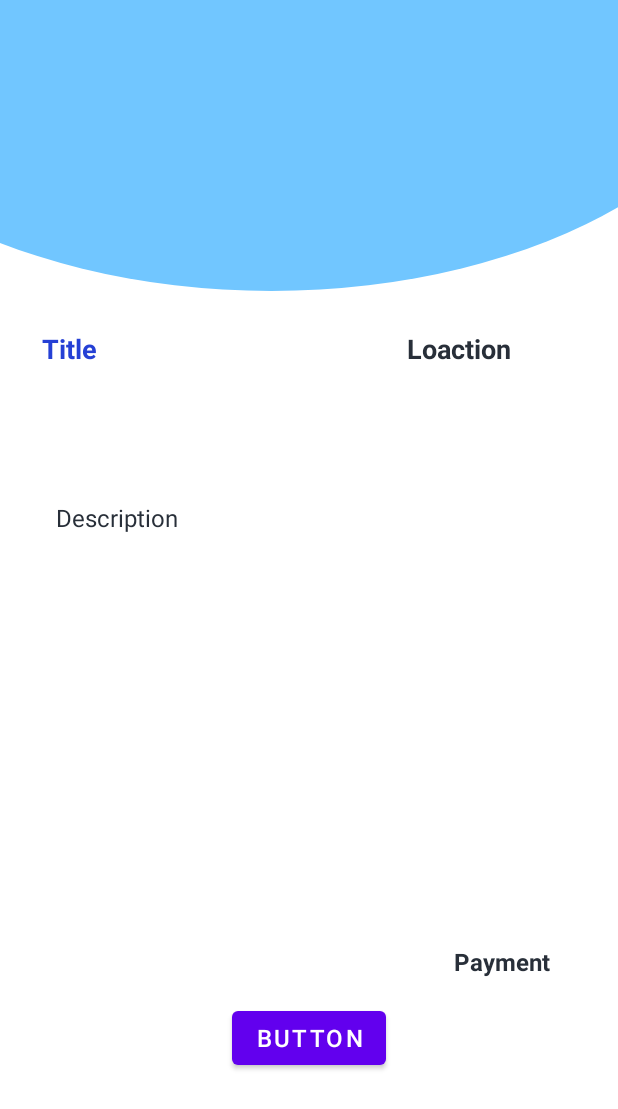
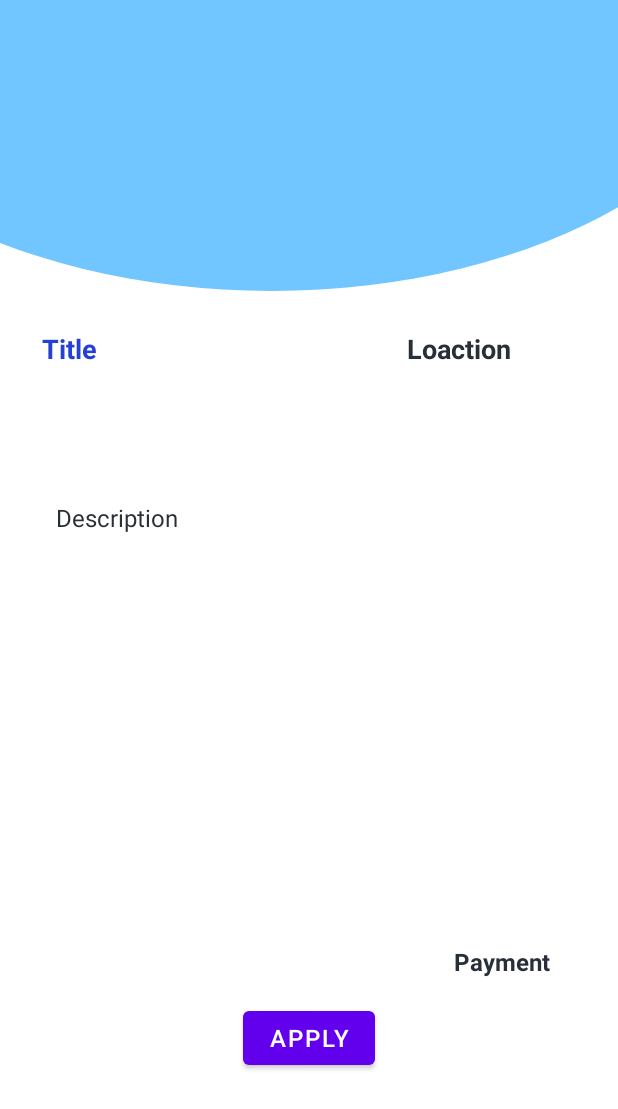
Before and after one commit to 0xAlon/GetJob, an Android app: the fragment jobs_pull_fragment placed in its activity, on a phone screen of 412 x 824 dp. Shown: the top 1109 px of the screen. Run offline under Robolectric (Android 15) with nearby library versions, the phone set to English and light mode, and no system bars; our stand-ins replace Firebase (no records; nobody signed in at launch, a user with empty details on screens opened directly).

Commit message:
Work on apply butten

```diff
--- a/app/src/main/java/com/team3/getjob/Jobs_Pull.java
+++ b/app/src/main/java/com/team3/getjob/Jobs_Pull.java
@@ -82,8 +82,7 @@ public class Jobs_Pull extends AppCompatActivity {
             ArrayList<String> temp_ranks = Filter_model.s_ranks;
             String MaxVAL = Filter_model.Max_payment;
             String MinVal = Filter_model.Min_payment;
-            Log.d("PaymentCheck", "MinPayment" + MinVal);
-            Log.d("PaymentCheck", "MinPayment" + MaxVAL);
+
             //Data Pull WITH FILTERS
             DataBasePull(id_list, temp_list, context, temp_lang, temp_ranks, MaxVAL, MinVal);
         }
--- a/app/src/main/java/com/team3/getjob/jobs_pull_fragment.java
+++ b/app/src/main/java/com/team3/getjob/jobs_pull_fragment.java
@@ -1,6 +1,7 @@
 package com.team3.getjob;
 
 import android.content.Context;
+import android.content.Intent;
 import android.os.Bundle;
 
 import androidx.annotation.NonNull;
@@ -10,6 +11,7 @@ import android.util.Log;
 import android.view.LayoutInflater;
 import android.view.View;
 import android.view.ViewGroup;
+import android.widget.Button;
 import android.widget.ListView;
 import android.widget.TextView;
 
@@ -35,6 +37,7 @@ public class jobs_pull_fragment extends Fragment {
     TextView description;
     TextView location;
     TextView payment;
+    Button apply;
 
     // TODO: Rename parameter arguments, choose names that match
     // the fragment initialization parameters, e.g. ARG_ITEM_NUMBER
@@ -73,12 +76,15 @@ public class jobs_pull_fragment extends Fragment {
             mParam1 = getArguments().getString(ARG_PARAM1);
         }
 
+        //Add post id to user array jobs
+
     }
 
     @Override
     public View onCreateView(LayoutInflater inflater, ViewGroup container,
                              Bundle savedInstanceState) {
 
+        //SETUP
         View view = inflater.inflate(R.layout.fragment_jobs_pull_fragment, container, false);
         view = view.getRootView();
 
@@ -87,9 +93,31 @@ public class jobs_pull_fragment extends Fragment {
         TextView location =(TextView)view.findViewById(R.id.location_Full);
         TextView payment =(TextView)view.findViewById(R.id.payment_Full);
 
-
         db = FirebaseFirestore.getInstance();
 
+        //Fill data (DATABASE CALL)
+        FillPostData(title, description, location, payment);
+
+        //Apply add post id to user id
+        Button apply = (Button)view.findViewById(R.id.apply);
+        apply.setOnClickListener(new View.OnClickListener() {
+            @Override
+            public void onClick(View v) {
+
+
+
+                Intent intent = new Intent(getActivity(), Jobs_Pull.class);
+                startActivity(intent);
+            }
+        });
+
+        // Inflate the layout for this fragment
+        return view;
+       // return inflater.inflate(R.layout.fragment_jobs_pull_fragment, container, false);
+
+    }
+
+    private void FillPostData(TextView title, TextView description, TextView location, TextView payment) {
         DocumentReference docRef = db.collection("Posts").document(mParam1); //mParam the postId from activity
         docRef.get().addOnCompleteListener(new OnCompleteListener<DocumentSnapshot>() {
             @Override
@@ -114,11 +142,5 @@ public class jobs_pull_fragment extends Fragment {
                 }
             }
         });
-
-        // Inflate the layout for this fragment
-        return view;
-       // return inflater.inflate(R.layout.fragment_jobs_pull_fragment, container, false);
-
-
     }
 }
--- a/app/src/main/res/layout/fragment_jobs_pull_fragment.xml
+++ b/app/src/main/res/layout/fragment_jobs_pull_fragment.xml
@@ -13,11 +13,11 @@
         android:layout_height="match_parent">
 
         <Button
-            android:id="@+id/button2"
+            android:id="@+id/apply"
             android:layout_width="wrap_content"
             android:layout_height="wrap_content"
             android:layout_marginHorizontal="138dp"
-            android:text="Button"
+            android:text="Apply"
             android:textSize="16sp"
             app:layout_constraintBottom_toBottomOf="parent"
             app:layout_constraintEnd_toEndOf="parent"
```
Also changed, not shown: 11 other files.
